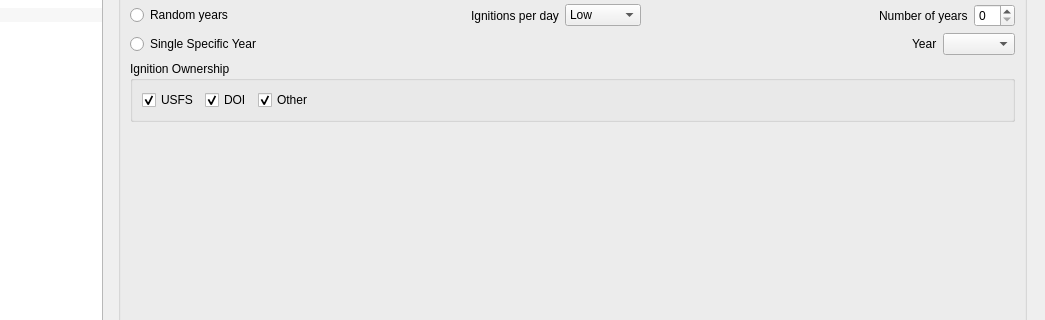
Old version of the form irs/src/gui/wfipsmainwindow.ui in the repository firelab/wfips; both pictures show x 162 to 1207 and y 137 to 457 of the 1207 by 806 pixel window.
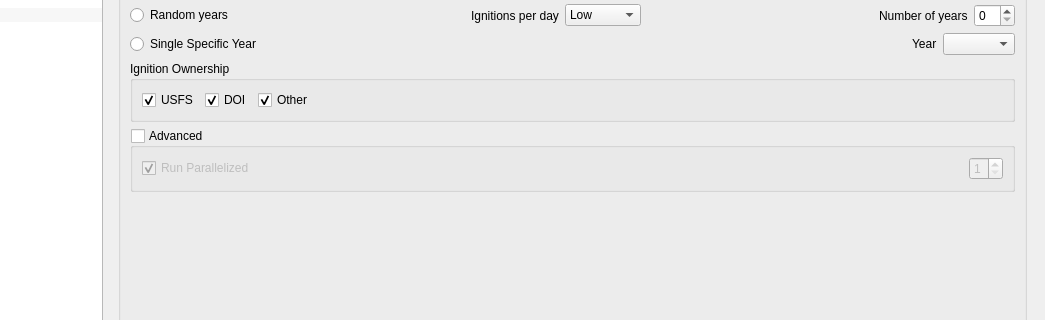
New version of the form. The open tabs and pages were chosen to show the change.

Commit message: add threading and advance run time box

Patch:
```diff
--- a/irs/src/gui/wfipsmainwindow.ui
+++ b/irs/src/gui/wfipsmainwindow.ui
@@ -2005,6 +2005,60 @@
                </layout>
               </widget>
              </item>
+             <item>
+              <widget class="QGroupBox" name="advancedRunGroupBox">
+               <property name="title">
+                <string>Advanced</string>
+               </property>
+               <property name="checkable">
+                <bool>true</bool>
+               </property>
+               <property name="checked">
+                <bool>false</bool>
+               </property>
+               <layout class="QHBoxLayout" name="horizontalLayout_3">
+                <item>
+                 <widget class="QCheckBox" name="threadCheckBox">
+                  <property name="text">
+                   <string>Run Parallelized</string>
+                  </property>
+                  <property name="checked">
+                   <bool>true</bool>
+                  </property>
+                 </widget>
+                </item>
+                <item>
+                 <spacer name="horizontalSpacer_19">
+                  <property name="orientation">
+                   <enum>Qt::Horizontal</enum>
+                  </property>
+                  <property name="sizeHint" stdset="0">
+                   <size>
+                    <width>40</width>
+                    <height>20</height>
+                   </size>
+                  </property>
+                 </spacer>
+                </item>
+                <item>
+                 <widget class="QSpinBox" name="threadSpinBox">
+                  <property name="suffix">
+                   <string/>
+                  </property>
+                  <property name="minimum">
+                   <number>1</number>
+                  </property>
+                  <property name="maximum">
+                   <number>2</number>
+                  </property>
+                  <property name="value">
+                   <number>1</number>
+                  </property>
+                 </widget>
+                </item>
+               </layout>
+              </widget>
+             </item>
              <item>
               <spacer name="verticalSpacer_5">
                <property name="orientation">
```
Left out of the diff: 7 changed lines with no effect on the pictures. The commit also changes 2 other files.
